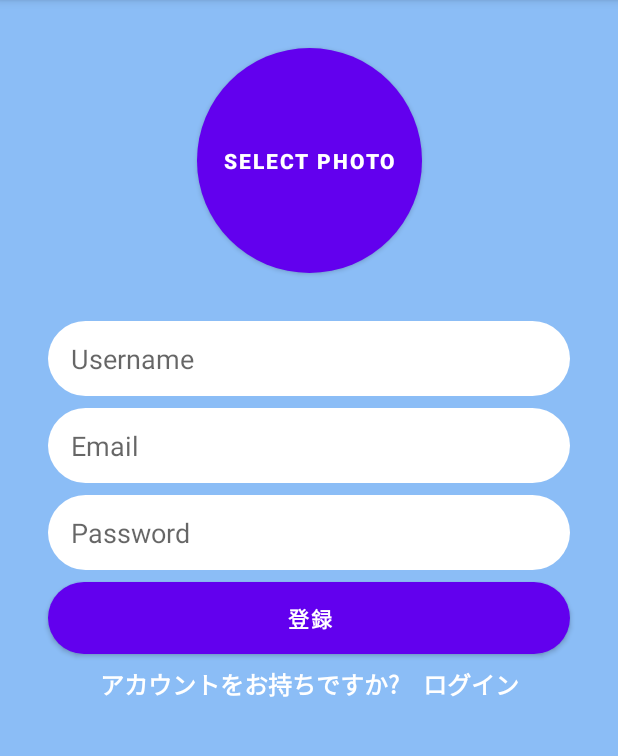
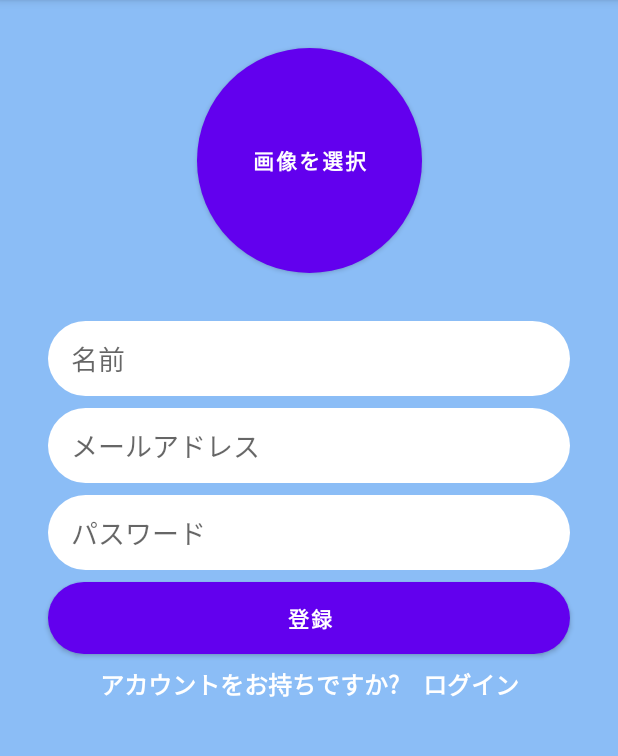
Before and after one commit to 3ru/chachat, an Android app: the screen it shows after launch (RegisterActivity), on a phone screen of 412 x 824 dp, the part 84-840 px from its top. Run offline under Robolectric (Android 15) with nearby library versions, the phone set to English and light mode, and no system bars; our stand-ins replace CircleImageView, Firebase (no records; nobody signed in at launch, a user with empty details on screens opened directly); libraries missing offline, so code that uses them is left out: com.xwray.groupie; 2 statements that could not run were skipped.

```diff
--- a/app/src/main/java/Ryuya/uk/messages/LatestMessageActivity.kt
+++ b/app/src/main/java/Ryuya/uk/messages/LatestMessageActivity.kt
@@ -29,7 +29,6 @@ class LatestMessageActivity : AppCompatActivity() {
     override fun onCreate(savedInstanceState: Bundle?) {
         super.onCreate(savedInstanceState)
         setContentView(R.layout.activity_latest_message)
-
         recyclerview_latest_messages.adapter = adapter
         recyclerview_latest_messages.addItemDecoration(DividerItemDecoration(this, DividerItemDecoration.VERTICAL))
 
@@ -88,10 +87,9 @@ class LatestMessageActivity : AppCompatActivity() {
 
             override fun onDataChange(p0: DataSnapshot) {
                 currentUser = p0.getValue(User::class.java)
+                supportActionBar?.title = currentUser?.username
             }
-
             override fun onCancelled(p0: DatabaseError) {
-
             }
         })
     }
--- a/app/src/main/res/layout/activity_latest_message.xml
+++ b/app/src/main/res/layout/activity_latest_message.xml
@@ -4,7 +4,8 @@
     xmlns:tools="http://schemas.android.com/tools"
     android:layout_width="match_parent"
     android:layout_height="match_parent"
-    tools:context=".messages.LatestMessageActivity">
+    tools:context=".messages.LatestMessageActivity"
+    android:background="@color/white">
 
     <androidx.recyclerview.widget.RecyclerView
         android:id="@+id/recyclerview_latest_messages"
--- a/app/src/main/res/layout/activity_login.xml
+++ b/app/src/main/res/layout/activity_login.xml
@@ -17,7 +17,7 @@
         android:layout_marginRight="32dp"
         android:background="@drawable/rounded_edittext_register_login"
         android:ems="10"
-        android:hint="Email"
+        android:hint="メールアドレス"
         android:paddingLeft="15dp"
         android:inputType="textEmailAddress"
         app:layout_constraintEnd_toEndOf="parent"
@@ -31,7 +31,7 @@
         android:layout_marginTop="8dp"
         android:background="@drawable/rounded_edittext_register_login"
         android:ems="10"
-        android:hint="Password"
+        android:hint="パスワード"
         android:paddingLeft="15dp"
         android:inputType="textPassword"
         app:layout_constraintEnd_toEndOf="@+id/email_edittext_login"
--- a/app/src/main/res/layout/activity_register.xml
+++ b/app/src/main/res/layout/activity_register.xml
@@ -18,7 +18,7 @@
         android:layout_marginRight="32dp"
         android:background="@drawable/rounded_edittext_register_login"
         android:ems="10"
-        android:hint="Username"
+        android:hint="名前"
         android:inputType="textPersonName"
         android:paddingLeft="15dp"
         app:layout_constraintEnd_toEndOf="parent"
@@ -32,7 +32,7 @@
         android:layout_marginTop="8dp"
         android:background="@drawable/rounded_edittext_register_login"
         android:ems="10"
-        android:hint="Email"
+        android:hint="メールアドレス"
         android:inputType="textEmailAddress"
         android:paddingLeft="15dp"
         app:layout_constraintEnd_toEndOf="@+id/username_edittext_register"
@@ -46,7 +46,7 @@
         android:layout_marginTop="8dp"
         android:background="@drawable/rounded_edittext_register_login"
         android:ems="10"
-        android:hint="Password"
+        android:hint="パスワード"
         android:inputType="textPassword"
         android:paddingLeft="15dp"
         app:layout_constraintEnd_toEndOf="@+id/email_edittext_register"
@@ -93,7 +93,7 @@
         android:layout_marginStart="8dp"
         android:layout_marginTop="32dp"
         android:background="@drawable/rounded_select_photo_button"
-        android:text="Select Photo"
+        android:text="画像を選択"
         android:textColor="@android:color/white"
         android:textStyle="bold"
         app:layout_constraintEnd_toEndOf="parent"
@@ -102,12 +102,14 @@
 
     <de.hdodenhof.circleimageview.CircleImageView
         android:id="@+id/selectphoto_imageview_register"
-        app:civ_border_width="2dp"
         android:layout_width="150dp"
         android:layout_height="150dp"
+        app:civ_border_width="2dp"
         app:layout_constraintBottom_toBottomOf="@+id/selectphoto_button_register"
         app:layout_constraintEnd_toEndOf="@+id/selectphoto_button_register"
+        app:layout_constraintHorizontal_bias="0.0"
         app:layout_constraintStart_toStartOf="@+id/selectphoto_button_register"
-        app:layout_constraintTop_toTopOf="@+id/selectphoto_button_register" />
+        app:layout_constraintTop_toTopOf="@+id/selectphoto_button_register"
+        app:layout_constraintVertical_bias="0.0" />
 
 </androidx.constraintlayout.widget.ConstraintLayout>
--- a/app/src/main/res/layout/latest_message_row.xml
+++ b/app/src/main/res/layout/latest_message_row.xml
@@ -42,6 +42,7 @@
         android:layout_marginEnd="8dp"
         android:layout_marginRight="8dp"
         android:text="Latest Message"
+        android:textColor="@color/black"
         app:layout_constraintBottom_toBottomOf="parent"
         app:layout_constraintEnd_toEndOf="parent"
         app:layout_constraintHorizontal_bias="0.5"
```
